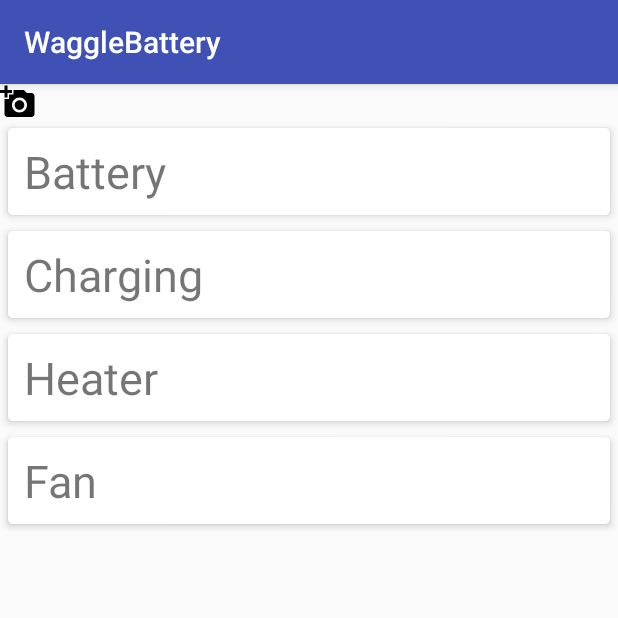
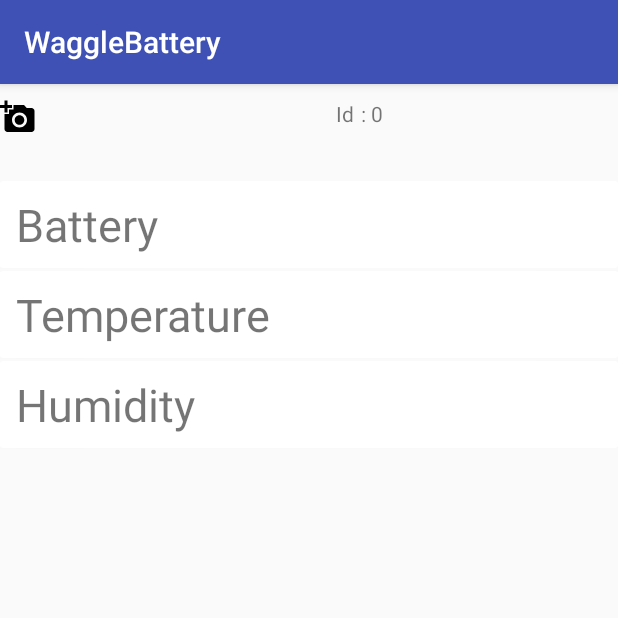
Before and after one commit to WaggleBatteryTeam/Battery-24-7, an Android app: the StatusActivity screen opened directly, with no data from a screen before it, on a phone screen of 412 x 824 dp, the top half of it. Run offline under Robolectric (Android 15) with nearby library versions, the phone set to English and light mode, and no system bars; libraries missing offline, so code that uses them is left out: com.github.mikephil.charting; plain views replace LineChart; 12 statements that could not run were skipped.

Commit message:
Android: Design the UI in Status Activity.

```diff
--- a/app/WaggleBattery/app/src/main/java/waggle/waggle/wagglebattery/adapter/WaggleStatusAdapter.java
+++ b/app/WaggleBattery/app/src/main/java/waggle/waggle/wagglebattery/adapter/WaggleStatusAdapter.java
@@ -32,8 +32,8 @@ public class WaggleStatusAdapter extends RecyclerView.Adapter<WaggleStatusAdapte
 
     private ArrayList<KeyValueSet> dataSet;
     private int waggleId;
-    final private String[] colName = {"battery","charging","heater","fan"};
-    final private String[] title = {"Battery","Charging","Heater","Fan"};      //Name for cardview that is shown in Android application View.
+    final private String[] colName = {"battery","temperature","humidity"};      //Colname of Monitor.
+    final private String[] title = {"Battery","Temperature","Humidity"};      //Name for cardview that is shown in Android application View.
     final private String[] col_waggleenv = {"waggle_id","created_time","temperature","humidity","voltage","current"};
 
     private RequestData reqData = new RequestData();
@@ -78,6 +78,10 @@ public class WaggleStatusAdapter extends RecyclerView.Adapter<WaggleStatusAdapte
         for(int i=0;i<colName.length;i++) {
             String key = title[i];
             String value = status.getAsString(colName[i]);
+
+            // Round the value
+            //double val = Double.parseDouble(value);
+            //value = String.format("%.2f",value);
 
             KeyValueSet keyValueData = new KeyValueSet(key,value);
             dataSet.add(keyValueData);
--- a/app/WaggleBattery/app/src/main/java/waggle/wagglebattery/StatusActivity.java
+++ b/app/WaggleBattery/app/src/main/java/waggle/wagglebattery/StatusActivity.java
@@ -7,6 +7,7 @@ import android.support.v7.app.AppCompatActivity;
 import android.support.v7.widget.LinearLayoutManager;
 import android.support.v7.widget.RecyclerView;
 import android.util.Log;
+import android.widget.TextView;
 
 import waggle.waggle.wagglebattery.adapter.WaggleStatusAdapter;
 
@@ -16,7 +17,7 @@ import waggle.waggle.wagglebattery.adapter.WaggleStatusAdapter;
 
 public class StatusActivity extends AppCompatActivity {
 
-    String[] _req={"WaggleIdLatest",null,"battery","charging","heater","fan","update_time"};
+    String[] _req={"WaggleIdLatest",null,"battery","charging","heater","fan","update_time","temperature","humidity"}; //colname of Monitor
     private RequestData reqData = new RequestData();
 
     private int waggle_id = 0 ;
@@ -41,6 +42,16 @@ public class StatusActivity extends AppCompatActivity {
 
         //WaggleInfo LinearLayout Setting
 
+        // TextView for update information.
+        TextView tvWaggleInfo = (TextView) findViewById(R.id.tv_waggle);
+        TextView tvUpdateInfo = (TextView) findViewById(R.id.tv_update_info);
+        String waggleInfo = "";
+        waggleInfo = waggleInfo + ("Id\t : "        + _req[1] +"\t\n");
+        waggleInfo = waggleInfo + ("Charging\t : "  + res.getAsString("charging")   +"\t\n");
+        waggleInfo = waggleInfo + ("Heater\t : "    + res.getAsString("heater")     +"\t\n");
+        waggleInfo = waggleInfo + ("Fan\t : "       + res.getAsString("fan")        +"\t\n");
+        tvWaggleInfo.setText(waggleInfo);
+        tvUpdateInfo.setText("Updated : " + res.getAsString("update_time"));
 
         //RecyclerView Setting
         RecyclerView recyclerView= (RecyclerView) findViewById(R.id.rcview);
--- a/app/WaggleBattery/app/src/main/res/layout/activity_status.xml
+++ b/app/WaggleBattery/app/src/main/res/layout/activity_status.xml
@@ -11,6 +11,7 @@
         <LinearLayout
             android:layout_width="match_parent"
             android:layout_height="wrap_content"
+            android:layout_marginTop="10dp"
             android:orientation="horizontal">
 
             <ImageView
@@ -20,9 +21,19 @@
                 android:src="@drawable/testimage"/>
             <TextView
                 android:id="@+id/tv_waggle"
-                android:layout_width="wrap_content"
-                android:layout_height="wrap_content" />
+                android:layout_width="match_parent"
+                android:layout_height="wrap_content"
+                android:paddingLeft="200dp"
+                android:textStyle="normal"
+                android:text="Information"/>
         </LinearLayout>
+
+        <TextView
+            android:id="@+id/tv_update_info"
+            android:layout_width="match_parent"
+            android:layout_height="wrap_content"
+            android:textAlignment="textEnd"
+            android:textStyle="italic"/>
 
         <android.support.v7.widget.RecyclerView
             android:id="@+id/rcview"
--- a/app/WaggleBattery/app/src/main/res/layout/waggle_status_item.xml
+++ b/app/WaggleBattery/app/src/main/res/layout/waggle_status_item.xml
@@ -5,9 +5,8 @@
     android:layout_width="match_parent"
     android:layout_height="wrap_content"
     android:orientation="horizontal"
-    app:cardCornerRadius="3dp"
-    app:cardElevation="3dp"
-    android:layout_margin="5dp">
+    app:cardElevation="1dp"
+    android:layout_marginBottom="2dp">
 
     <LinearLayout
         android:layout_width="match_parent"
@@ -42,8 +41,8 @@
                 android:layout_margin="5dp"
                 android:paddingTop="3dp"
                 android:paddingBottom="3dp"
-                android:textSize="30dp"
-                android:textAlignment="textStart"
+                android:textSize="20dp"
+                android:textAlignment="textEnd"
                 android:textStyle="normal"
                 android:text="Value" />
 
```
